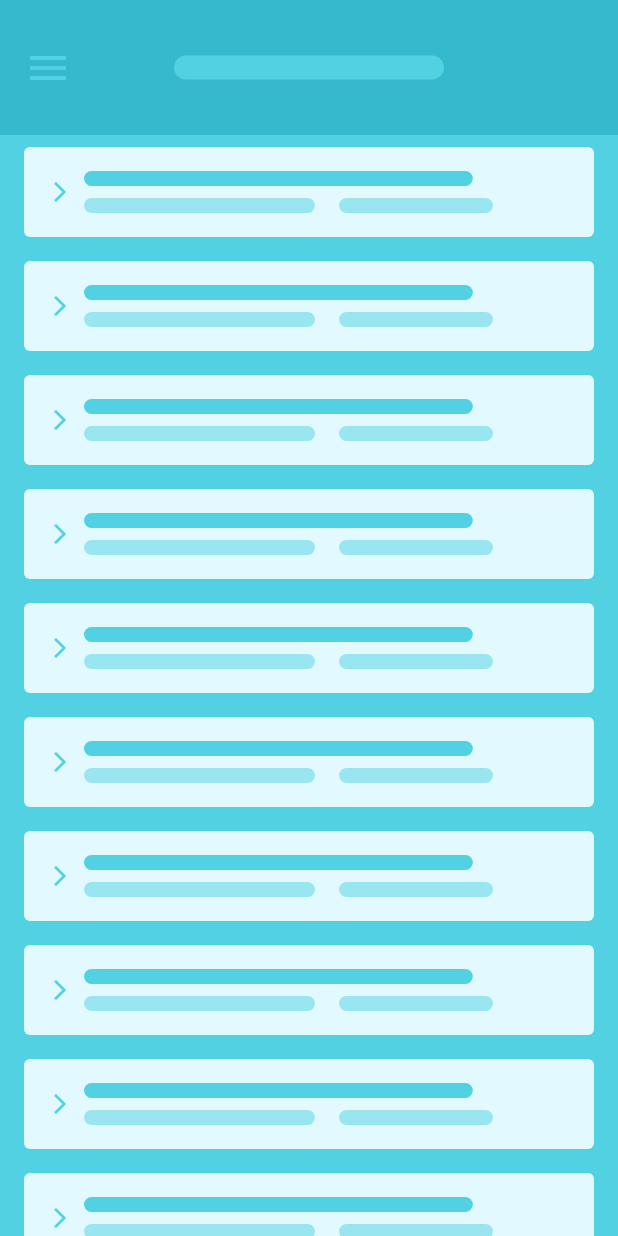
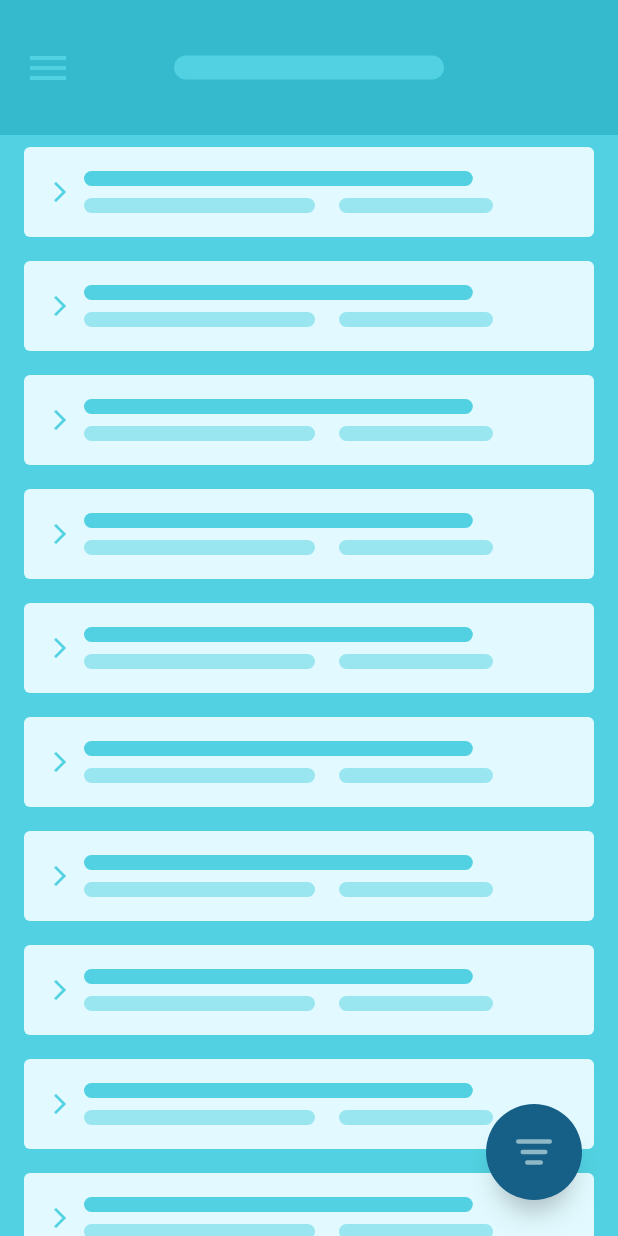
Before and after one commit to Abiri99/FabFilter, a Flutter app: the screen it shows after launch, on a phone screen of 412 x 824 dp. Run offline on Flutter 3.47's test engine with Material 2 defaults, Android fonts, the phone set to English and light mode, and no system bars.

Commit message:
Added fab

```diff
--- /dev/null
+++ b/lib/filter_icon.dart
@@ -0,0 +1,31 @@
+import 'package:flutter/material.dart';
+
+import 'line.dart';
+
+class FilterIcon extends StatelessWidget {
+  @override
+  Widget build(BuildContext context) {
+    return Column(
+      mainAxisAlignment: MainAxisAlignment.center,
+      children: [
+        Line(
+          height: 3,
+          width: 24,
+          color: Color(0xff8EB8C6),
+        ),
+        SizedBox(height: 4,),
+        Line(
+          height: 3,
+          width: 18,
+          color: Color(0xff8EB8C6),
+        ),
+        SizedBox(height: 4,),
+        Line(
+          height: 3,
+          width: 12,
+          color: Color(0xff8EB8C6),
+        ),
+      ],
+    );
+  }
+}
--- a/lib/home_page.dart
+++ b/lib/home_page.dart
@@ -1,18 +1,27 @@
 import 'package:fab_filter/custom_appbar.dart';
+import 'package:fab_filter/filter_icon.dart';
 import 'package:fab_filter/line.dart';
 import 'package:flutter/material.dart';
+
+import 'list_item.dart';
 
 class HomePage extends StatefulWidget {
   @override
   _HomePageState createState() => _HomePageState();
 }
 
-class _HomePageState extends State<HomePage> {
+class _HomePageState extends State<HomePage> with SingleTickerProviderStateMixin {
+
+
+
   @override
   Widget build(BuildContext context) {
     return Scaffold(
       backgroundColor: Theme.of(context).primaryColorLight,
-      body: CustomScrollView(
+      body: Stack(
+        fit: StackFit.expand,
+        children: [
+          CustomScrollView(
             slivers: [
               SliverPersistentHeader(
                 delegate: CustomAppBar(),
@@ -21,80 +30,38 @@ class _HomePageState extends State<HomePage> {
               SliverList(
                 delegate: SliverChildBuilderDelegate(
                   (context, position) {
-                return Container(
-                  margin: const EdgeInsets.symmetric(
-                    horizontal: 16,
-                    vertical: 8,
-                  ),
-                  padding: const EdgeInsets.symmetric(
-                    horizontal: 16,
-                    vertical: 16,
-                  ),
-                  decoration: BoxDecoration(
-                    color: Theme.of(context).cardColor,
-                    borderRadius: BorderRadius.all(
-                      Radius.circular(4),
-                    ),
-                  ),
-                  child: Row(
-                    children: [
-                      Icon(
-                        Icons.arrow_forward_ios,
-                        color: Theme.of(context).primaryColorLight,
-                        size: 16,
-                      ),
-                      SizedBox(
-                        width: 8,
-                      ),
-                      Expanded(
-                        child: Column(
-                          children: [
-                            Row(
-                              children: [
-                                Expanded(
-                                  flex: 4,
-                                  child: Line(
-                                    color: Theme.of(context).primaryColorLight,
-                                    height: 10,
-                                  ),
-                                ),
-                                Expanded(
-                                  flex: 1,
-                                  child: Container(),
-                                ),
-                              ],
-                            ),
-                            SizedBox(height: 8,),
-                            Row(
-                              children: [
-                                Expanded(
-                                  flex: 3,
-                                  child: Line(
-                                    color: Theme.of(context).primaryColorLight.withOpacity(0.5),
-                                    height: 10,
-                                  ),
-                                ),
-                                SizedBox(width: 16,),
-                                Expanded(
-                                  flex: 2,
-                                  child: Line(
-                                    color: Theme.of(context).primaryColorLight.withOpacity(0.5),
-                                    height: 10,
-                                  ),
-                                ),
-                                Expanded(
-                                  flex: 1,
-                                  child: SizedBox(),
-                                )
-                              ],
-                            ),
-                          ],
+                    return ListItem(
+                      horizontalMargin: 16,
+                    );
+                  },
                 ),
               ),
             ],
           ),
-                );
-              },
+          Positioned(
+            bottom: 24,
+            right: 24,
+            child: Container(
+              height: 64,
+              width: 64,
+              padding: const EdgeInsets.all(8),
+              child: Center(
+                child: FilterIcon(),
+              ),
+              decoration: BoxDecoration(
+                color: Theme.of(context).primaryColorDark,
+                borderRadius: BorderRadius.all(
+                  Radius.circular(100),
+                ),
+                boxShadow: [
+                  BoxShadow(
+                    color: Colors.black26,
+                    offset: Offset(0, 15),
+                    blurRadius: 15,
+                    spreadRadius: -8,
+                  ),
+                ],
+              ),
             ),
           ),
         ],
--- /dev/null
+++ b/lib/list_item.dart
@@ -0,0 +1,96 @@
+import 'package:flutter/material.dart';
+
+import 'line.dart';
+
+class ListItem extends StatelessWidget {
+  final double horizontalMargin;
+
+  ListItem({
+    this.horizontalMargin = 16,
+  });
+
+  @override
+  Widget build(BuildContext context) {
+    return Container(
+      margin: EdgeInsets.symmetric(
+        horizontal: horizontalMargin,
+        vertical: 8,
+      ),
+      padding: const EdgeInsets.symmetric(
+        horizontal: 16,
+        vertical: 16,
+      ),
+      decoration: BoxDecoration(
+        color: Theme.of(context).cardColor,
+        borderRadius: BorderRadius.all(
+          Radius.circular(4),
+        ),
+      ),
+      child: Row(
+        children: [
+          Icon(
+            Icons.arrow_forward_ios,
+            color: Theme.of(context).primaryColorLight,
+            size: 16,
+          ),
+          SizedBox(
+            width: 8,
+          ),
+          Expanded(
+            child: Column(
+              children: [
+                Row(
+                  children: [
+                    Expanded(
+                      flex: 4,
+                      child: Line(
+                        color: Theme.of(context).primaryColorLight,
+                        height: 10,
+                      ),
+                    ),
+                    Expanded(
+                      flex: 1,
+                      child: Container(),
+                    ),
+                  ],
+                ),
+                SizedBox(
+                  height: 8,
+                ),
+                Row(
+                  children: [
+                    Expanded(
+                      flex: 3,
+                      child: Line(
+                        color: Theme.of(context)
+                            .primaryColorLight
+                            .withOpacity(0.5),
+                        height: 10,
+                      ),
+                    ),
+                    SizedBox(
+                      width: 16,
+                    ),
+                    Expanded(
+                      flex: 2,
+                      child: Line(
+                        color: Theme.of(context)
+                            .primaryColorLight
+                            .withOpacity(0.5),
+                        height: 10,
+                      ),
+                    ),
+                    Expanded(
+                      flex: 1,
+                      child: SizedBox(),
+                    )
+                  ],
+                ),
+              ],
+            ),
+          ),
+        ],
+      ),
+    );
+  }
+}
```
Lines whose indentation alone changed are shown as unchanged.
